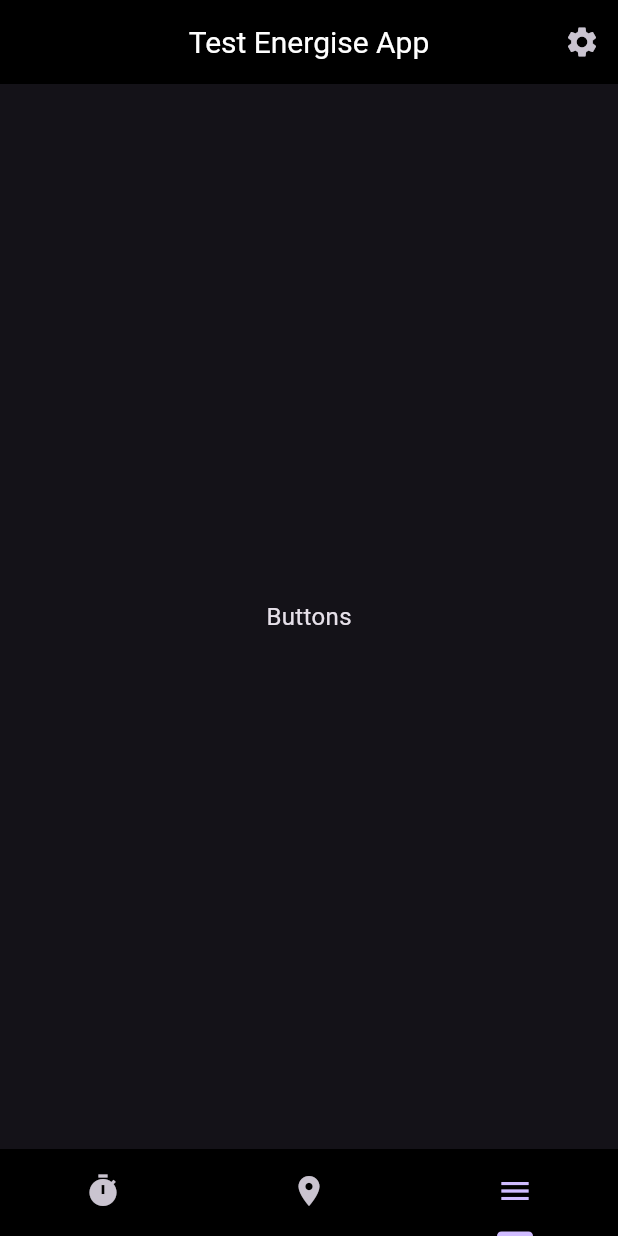
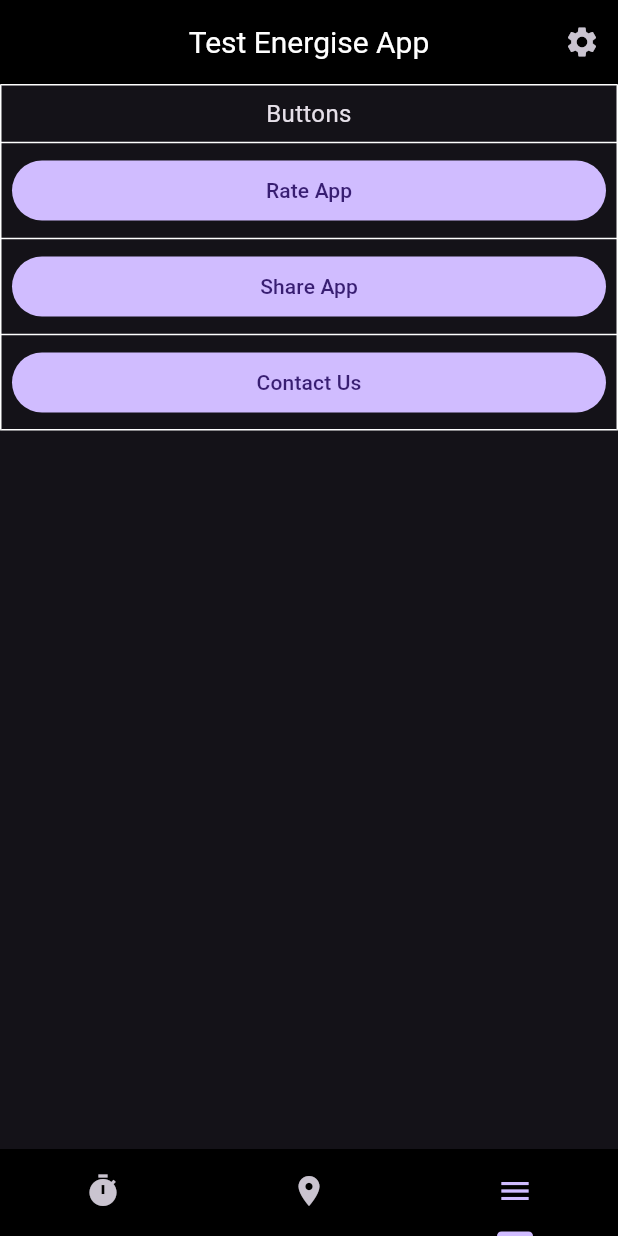
Before and after one commit to Temofeyy/energise_test, a Flutter app: the screen it shows after launch, item 3 of the bottom bar chosen, on a phone screen of 412 x 824 dp. Run offline on Flutter 3.47's test engine with Material 3 defaults, Android fonts, the phone set to English and light mode, and no system bars; our stand-ins replace avatar_glow, dio, flutter_map, in_app_review, latlong2 and 6 more; missing offline and left inert: public_ip_address; generated files the repository leaves out were written again; network calls fail.

Commit message:
implemented buttons page

```diff
--- a/lib/features/buttons/buttons_page.dart
+++ b/lib/features/buttons/buttons_page.dart
@@ -1,10 +1,73 @@
+import 'package:energise_test/ext.dart';
 import 'package:flutter/material.dart';
+import 'package:flutter_gen/gen_l10n/app_localizations.dart';
+import 'package:in_app_review/in_app_review.dart';
+import 'package:share_plus/share_plus.dart';
+import 'package:url_launcher/url_launcher.dart';
 
 class ButtonsPage extends StatelessWidget {
   const ButtonsPage({super.key});
 
+  static const _link =
+      'https://energise.notion.site/Flutter-f86d340cadb34e9cb1ef092df4e566b7';
+
+  Future<void> rateApp() async {
+    final inAppReview = InAppReview.instance;
+
+    await inAppReview.requestReview();
+  }
+
+  Future<void> shareApp() async {
+    await Share.share('Shared from Artem app');
+  }
+
+  Future<void> contactUs() async {
+    if (!await launchUrl(Uri.parse(_link))) {
+      throw Exception('Could not launch $_link');
+    }
+  }
+
   @override
   Widget build(BuildContext context) {
-    return const Center(child: Text('Buttons'));
+    return Column(
+      children: [
+        Table(
+          border: TableBorder.all(color: Colors.white),
+          children: [
+            _tableRowCell(
+              Text(context.loc.buttons, textAlign: TextAlign.center),
+            ),
+            _tableRowCell(
+              FilledButton(
+                onPressed: rateApp,
+                child: Text(context.loc.rate_app),
+              ),
+            ),
+            _tableRowCell(
+              FilledButton(
+                onPressed: shareApp,
+                child: Text(context.loc.share_app),
+              ),
+            ),
+            _tableRowCell(
+              FilledButton(
+                onPressed: contactUs,
+                child: Text(context.loc.contact_us),
+              ),
+            ),
+          ],
+        ),
+      ],
+    );
+  }
+
+  TableRow _tableRowCell(Widget child) {
+    return TableRow(
+      children: [
+        TableCell(
+          child: Padding(padding: const EdgeInsets.all(8), child: child),
+        ),
+      ],
+    );
   }
 }
--- a/lib/features/map/map_page.dart
+++ b/lib/features/map/map_page.dart
@@ -13,7 +13,6 @@ import 'package:flutter/material.dart';
 import 'package:provider/provider.dart';
 import 'package:public_ip_address/public_ip_address.dart';
 import 'package:pull_to_refresh/pull_to_refresh.dart';
-import 'package:shimmer/shimmer.dart';
 
 class MapProvider extends ChangeNotifier {
   MapProvider() {
@@ -38,7 +37,7 @@ class MapProvider extends ChangeNotifier {
     }
     _info = cachedInfo;
     isLoading = false;
-    // notifyListeners();
+    notifyListeners();
   }
 
   Future<String> _getIp() async => IpAddress().getIp();
--- a/lib/l10n/app_de.arb
+++ b/lib/l10n/app_de.arb
@@ -5,5 +5,9 @@
   "pull_to_refresh" : "Zum Aktualisieren ziehen",
   "release_to_refresh" : "Zum Aktualisieren freigeben",
   "loading": "Wird geladen...",
-  "refresh_completed": "Aktualisierung abgeschlossen"
+  "refresh_completed": "Aktualisierung abgeschlossen",
+  "buttons": "Tasten",
+  "rate_app": "App bewerten",
+  "share_app": "App teilen",
+  "contact_us": "Kontaktieren Sie uns"
 }
--- a/lib/l10n/app_en.arb
+++ b/lib/l10n/app_en.arb
@@ -5,6 +5,9 @@
   "pull_to_refresh" : "Pull to refresh",
   "release_to_refresh" : "Release to Refresh",
   "loading": "Loading...",
-  "refresh_completed": "Refresh Completed"
-
+  "refresh_completed": "Refresh Completed",
+  "buttons": "Buttons",
+  "rate_app": "Rate App",
+  "share_app": "Share App",
+  "contact_us": "Contact Us"
 }
--- a/pubspec.yaml
+++ b/pubspec.yaml
@@ -16,6 +16,9 @@ dependencies:
 
   flutter_map: ^6.1.0
   latlong2: ^0.9.1
+  url_launcher: ^6.2.6
+  share_plus: ^7.2.2
+  in_app_review: ^2.0.9
 
   #animaiton
   animations: ^2.0.11
```
Also changed, not shown: pubspec.lock, 3 other files.
